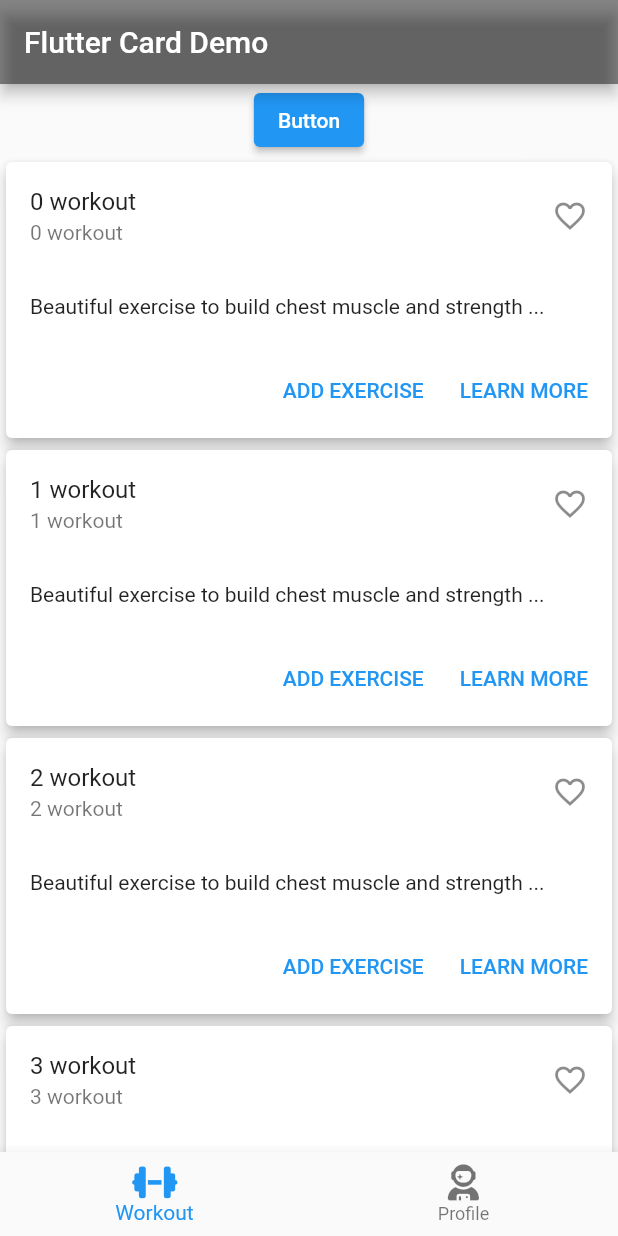
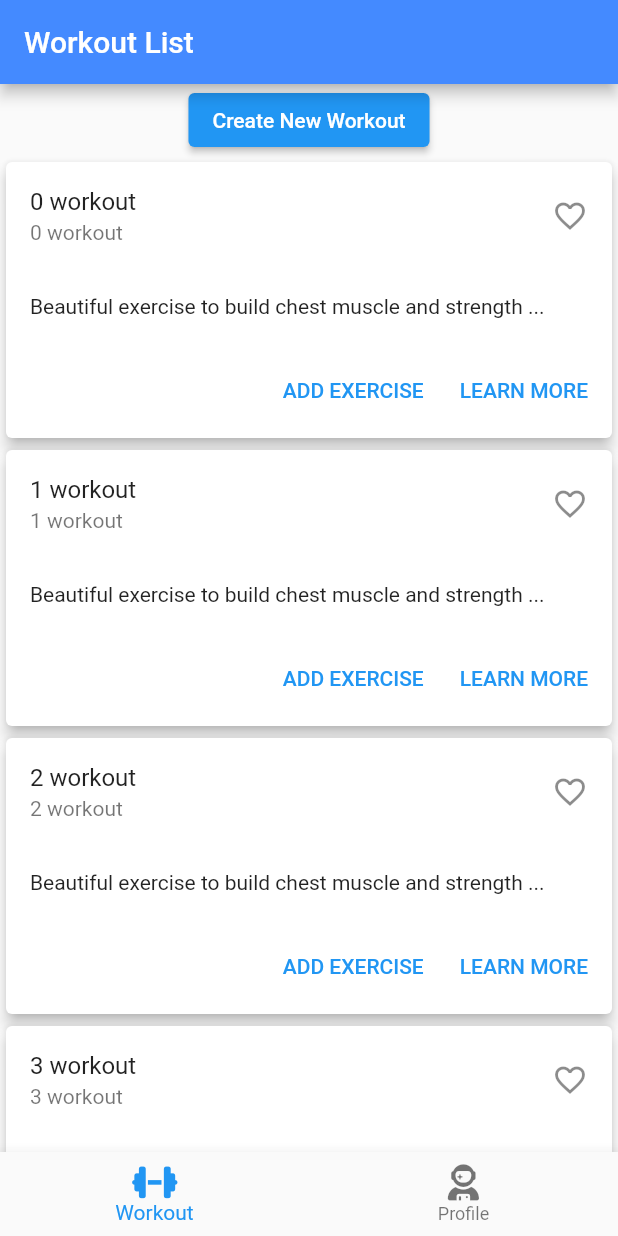
Before and after one commit to hanjung2/dart-demo, a Flutter app: the screen it shows after launch, on a phone screen of 412 x 824 dp. Run offline on Flutter 3.47's test engine with Material 2 defaults, Android fonts, the phone set to English and light mode, and no system bars; our stand-ins replace font_awesome_flutter.

Commit message:
create add new workout page

```diff
--- a/lib/main.dart
+++ b/lib/main.dart
@@ -2,7 +2,6 @@ import 'package:flutter/material.dart';
 import 'package:font_awesome_flutter/font_awesome_flutter.dart';
 import 'package:train_log/pages/user_profile.dart';
 import 'package:train_log/pages/workout_list.dart';
-import 'package:train_log/widgets/exercise_card.dart';
 
 void main() {
   runApp(const MyApp());
@@ -16,14 +15,14 @@ class MyApp extends StatelessWidget {
     return MaterialApp(
       theme: ThemeData.light(),
       debugShowCheckedModeBanner: false,
-      home: MainPage(title: 'Flutter Card Demo'),
+      home: MainPage(title: 'Workout List'),
     );
   }
 }
 
 class MainPage extends StatefulWidget {
   final String title;
-  MainPage({super.key, this.title = 'demo'});
+  MainPage({super.key, this.title = ''});
   @override
   _MainPageState createState() => _MainPageState();
 }
@@ -48,7 +47,7 @@ class _MainPageState extends State<MainPage> {
   Widget build(BuildContext context) {
     return Scaffold(
       appBar: AppBar(
-        backgroundColor: Colors.black45,
+        backgroundColor: Colors.blueAccent,
         title: Text(widget.title),
       ),
       body: Center(
--- a/lib/pages/workout_list.dart
+++ b/lib/pages/workout_list.dart
@@ -1,22 +1,29 @@
 import 'package:flutter/material.dart';
 
 import '../widgets/exercise_card.dart';
+import 'new_workout_page.dart';
 
 class WorkoutList extends StatefulWidget {
   const WorkoutList({super.key});
 
   @override
-  _WorkoutList createState() => _WorkoutList();
+  State<WorkoutList> createState() => _WorkoutList();
 }
 
 class _WorkoutList extends State<WorkoutList> {
+  Widget buildSheet() => const NewWorkoutPage();
+
   @override
   Widget build(BuildContext context) {
     return Column(
       children: [
         ElevatedButton(
-          onPressed: () {},
-          child: Text('Button'),
+          onPressed: () => showModalBottomSheet(
+              isScrollControlled: true,
+              backgroundColor: Colors.transparent,
+              context: context,
+              builder: (context) => buildSheet()),
+          child: const Text('Create New Workout'),
         ),
         Expanded(
           child: ListView.builder(
```
Also changed, not shown: lib/pages/new_workout_page.dart (added, +36 -0 lines).
